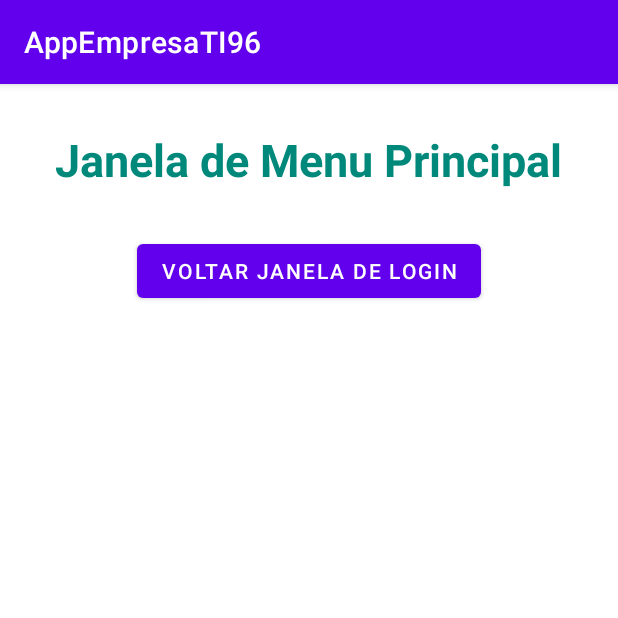
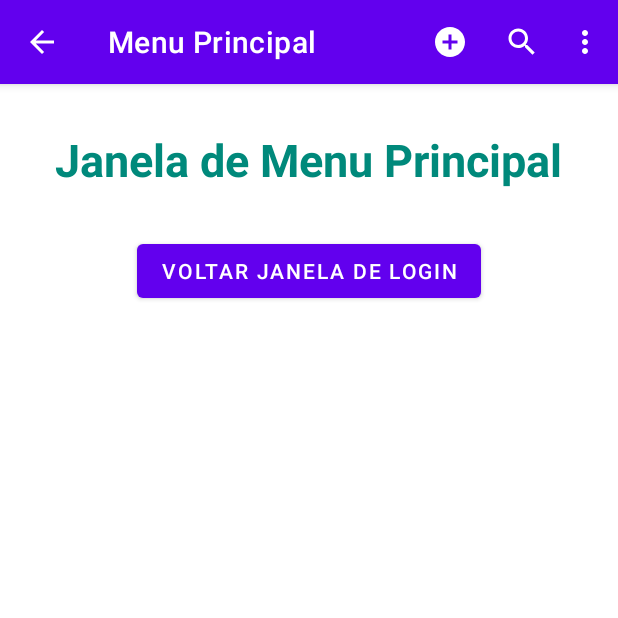
Before and after one commit to lndsilva/AppEmpresaTI96, an Android app: the MenuPrincipal_Activity screen opened directly, with no data from a screen before it, on a phone screen of 412 x 824 dp, the top half of it. Run offline under Robolectric (Android 15) with nearby library versions, the phone set to English and light mode, and no system bars.

Commit message:
temas, menu, appbar e toolbar.

```diff
--- /dev/null
+++ b/app/src/main/res/drawable/ic_baseline_add_circle.xml
@@ -0,0 +1,10 @@
+<vector xmlns:android="http://schemas.android.com/apk/res/android"
+    android:width="24dp"
+    android:height="24dp"
+    android:viewportWidth="24"
+    android:viewportHeight="24"
+    android:tint="?attr/colorControlNormal">
+  <path
+      android:fillColor="@android:color/white"
+      android:pathData="M12,2C6.48,2 2,6.48 2,12s4.48,10 10,10 10,-4.48 10,-10S17.52,2 12,2zM17,13h-4v4h-2v-4L7,13v-2h4L11,7h2v4h4v2z"/>
+</vector>
--- /dev/null
+++ b/app/src/main/res/drawable/ic_baseline_arrow_back.xml
@@ -0,0 +1,11 @@
+<vector xmlns:android="http://schemas.android.com/apk/res/android"
+    android:width="24dp"
+    android:height="24dp"
+    android:viewportWidth="24"
+    android:viewportHeight="24"
+    android:tint="?attr/colorControlNormal"
+    android:autoMirrored="true">
+  <path
+      android:fillColor="@android:color/white"
+      android:pathData="M20,11H7.83l5.59,-5.59L12,4l-8,8 8,8 1.41,-1.41L7.83,13H20v-2z"/>
+</vector>
--- /dev/null
+++ b/app/src/main/res/drawable/ic_baseline_delete.xml
@@ -0,0 +1,10 @@
+<vector xmlns:android="http://schemas.android.com/apk/res/android"
+    android:width="24dp"
+    android:height="24dp"
+    android:viewportWidth="24"
+    android:viewportHeight="24"
+    android:tint="?attr/colorControlNormal">
+  <path
+      android:fillColor="@android:color/white"
+      android:pathData="M6,19c0,1.1 0.9,2 2,2h8c1.1,0 2,-0.9 2,-2V7H6v12zM19,4h-3.5l-1,-1h-5l-1,1H5v2h14V4z"/>
+</vector>
--- /dev/null
+++ b/app/src/main/res/drawable/ic_baseline_search.xml
@@ -0,0 +1,10 @@
+<vector xmlns:android="http://schemas.android.com/apk/res/android"
+    android:width="24dp"
+    android:height="24dp"
+    android:viewportWidth="24"
+    android:viewportHeight="24"
+    android:tint="?attr/colorControlNormal">
+  <path
+      android:fillColor="@android:color/white"
+      android:pathData="M15.5,14h-0.79l-0.28,-0.27C15.41,12.59 16,11.11 16,9.5 16,5.91 13.09,3 9.5,3S3,5.91 3,9.5 5.91,16 9.5,16c1.61,0 3.09,-0.59 4.23,-1.57l0.27,0.28v0.79l5,4.99L20.49,19l-4.99,-5zM9.5,14C7.01,14 5,11.99 5,9.5S7.01,5 9.5,5 14,7.01 14,9.5 11.99,14 9.5,14z"/>
+</vector>
--- /dev/null
+++ b/app/src/main/res/drawable/ic_baseline_update.xml
@@ -0,0 +1,10 @@
+<vector xmlns:android="http://schemas.android.com/apk/res/android"
+    android:width="24dp"
+    android:height="24dp"
+    android:viewportWidth="24"
+    android:viewportHeight="24"
+    android:tint="?attr/colorControlNormal">
+  <path
+      android:fillColor="@android:color/white"
+      android:pathData="M21,10.12h-6.78l2.74,-2.82c-2.73,-2.7 -7.15,-2.8 -9.88,-0.1c-2.73,2.71 -2.73,7.08 0,9.79s7.15,2.71 9.88,0C18.32,15.65 19,14.08 19,12.1h2c0,1.98 -0.88,4.55 -2.64,6.29c-3.51,3.48 -9.21,3.48 -12.72,0c-3.5,-3.47 -3.53,-9.11 -0.02,-12.58s9.14,-3.47 12.65,0L21,3V10.12zM12.5,8v4.25l3.5,2.08l-0.72,1.21L11,13V8H12.5z"/>
+</vector>
--- a/app/src/main/res/layout/menu_principal_layout.xml
+++ b/app/src/main/res/layout/menu_principal_layout.xml
@@ -6,6 +6,21 @@
     android:layout_height="match_parent"
     android:orientation="vertical"
     tools:context=".MenuPrincipal_Activity">
+
+    <com.google.android.material.appbar.AppBarLayout
+        android:layout_width="match_parent"
+        android:layout_height="wrap_content">
+
+        <com.google.android.material.appbar.MaterialToolbar
+            android:id="@+id/mToolbar"
+            style="@style/Widget.MaterialComponents.Toolbar.Primary"
+            android:layout_width="match_parent"
+            android:layout_height="?attr/actionBarSize"
+            app:menu="@menu/menu_principal"
+            app:navigationIcon="@drawable/ic_baseline_arrow_back"
+            app:title="Menu Principal" />
+
+    </com.google.android.material.appbar.AppBarLayout>
 
     <TextView
         android:layout_width="wrap_content"
--- /dev/null
+++ b/app/src/main/res/menu/menu_principal.xml
@@ -0,0 +1,24 @@
+<?xml version="1.0" encoding="utf-8"?>
+<menu xmlns:android="http://schemas.android.com/apk/res/android"
+    xmlns:app="http://schemas.android.com/apk/res-auto">
+
+    <item
+        android:id="@+id/mCadastrar"
+        android:icon="@drawable/ic_baseline_add_circle"
+        android:title="Cadastrar"
+        app:showAsAction="ifRoom" />
+    <item
+        android:id="@+id/mAlterar"
+        android:icon="@drawable/ic_baseline_update"
+        android:title="Alterar" />
+    <item
+        android:id="@+id/mExcluir"
+        android:icon="@drawable/ic_baseline_delete"
+        android:title="Excluir" />
+    <item
+        android:id="@+id/mPesquisar"
+        android:icon="@drawable/ic_baseline_search"
+        android:title="Pesquisar"
+        app:showAsAction="ifRoom" />
+
+</menu>
--- a/app/src/main/res/values/themes.xml
+++ b/app/src/main/res/values/themes.xml
@@ -13,4 +13,18 @@
         <item name="android:statusBarColor" tools:targetApi="l">?attr/colorPrimaryVariant</item>
         <!-- Customize your theme here. -->
     </style>
+
+    <style name="temaSemBarra" parent="Theme.MaterialComponents.DayNight.NoActionBar">
+        <!-- Primary brand color. -->
+        <item name="colorPrimary">@color/purple_500</item>
+        <item name="colorPrimaryVariant">@color/purple_700</item>
+        <item name="colorOnPrimary">@color/white</item>
+        <!-- Secondary brand color. -->
+        <item name="colorSecondary">@color/teal_200</item>
+        <item name="colorSecondaryVariant">@color/teal_700</item>
+        <item name="colorOnSecondary">@color/black</item>
+        <!-- Status bar color. -->
+        <item name="android:statusBarColor" tools:targetApi="l">?attr/colorPrimaryVariant</item>
+        <!-- Customize your theme here. -->
+    </style>
 </resources>
```
Also changed, not shown: app/src/main/AndroidManifest.xml (+15 -4 lines), app/src/main/java/br/com/local/appempresati96/MenuPrincipal_Activity.java (+85 -3 lines), app/src/main/java/br/com/local/appempresati96/Splash_Activity.java (added, +27 -0 lines), app/src/main/res/drawable/ic_baseline_menu.xml (added, +10 -0 lines), app/src/main/res/layout/splash_layout.xml (added, +22 -0 lines).
